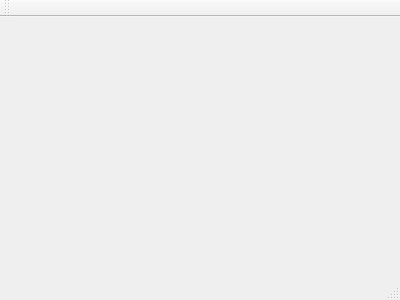
Old version of the form mainwindow.ui in the repository dgitz/icarus_gui.
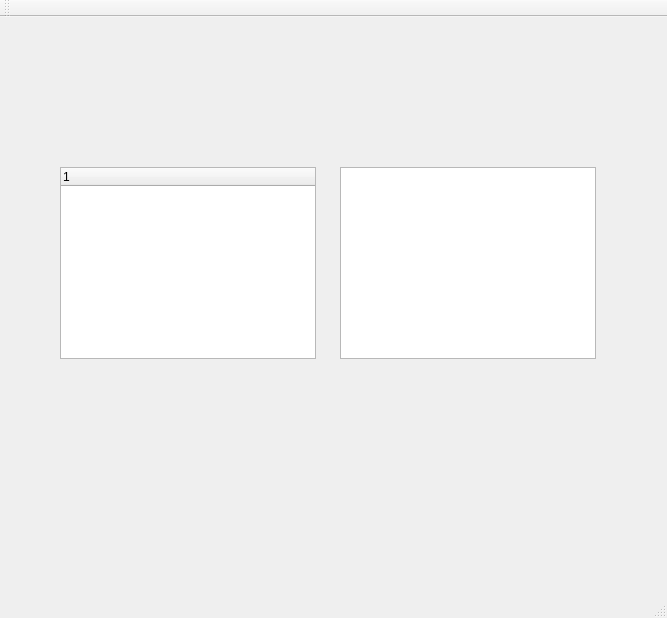
New version of the form.

What changed in the file:
```diff
--- a/mainwindow.ui
+++ b/mainwindow.ui
@@ -1,24 +1,65 @@
 <ui version="4.0">
  <class>MainWindow</class>
- <widget class="QMainWindow" name="MainWindow" >
-  <property name="geometry" >
+ <widget class="QMainWindow" name="MainWindow">
+  <property name="geometry">
    <rect>
     <x>0</x>
     <y>0</y>
-    <width>400</width>
-    <height>300</height>
+    <width>667</width>
+    <height>618</height>
    </rect>
   </property>
   <property name="windowTitle" >
    <string>MainWindow</string>
   </property>
-  <widget class="QMenuBar" name="menuBar" />
-  <widget class="QToolBar" name="mainToolBar" />
-  <widget class="QWidget" name="centralWidget" />
-  <widget class="QStatusBar" name="statusBar" />
+  <widget class="QWidget" name="centralWidget">
+   <widget class="QTreeWidget" name="treeWidget">
+    <property name="geometry">
+     <rect>
+      <x>60</x>
+      <y>150</y>
+      <width>256</width>
+      <height>192</height>
+     </rect>
+    </property>
+    <column>
+     <property name="text">
+      <string notr="true">1</string>
+     </property>
+    </column>
+   </widget>
+   <widget class="QListWidget" name="listWidget">
+    <property name="geometry">
+     <rect>
+      <x>340</x>
+      <y>150</y>
+      <width>256</width>
+      <height>192</height>
+     </rect>
+    </property>
+   </widget>
+  </widget>
+  <widget class="QMenuBar" name="menuBar">
+   <property name="geometry">
+    <rect>
+     <x>0</x>
+     <y>0</y>
+     <width>667</width>
+     <height>20</height>
+    </rect>
+   </property>
+  </widget>
+  <widget class="QToolBar" name="mainToolBar">
+   <attribute name="toolBarArea">
+    <enum>TopToolBarArea</enum>
+   </attribute>
+   <attribute name="toolBarBreak">
+    <bool>false</bool>
+   </attribute>
+  </widget>
+  <widget class="QStatusBar" name="statusBar"/>
  </widget>
- <layoutDefault spacing="6" margin="11" />
- <pixmapfunction></pixmapfunction>
+ <layoutdefault spacing="6" margin="11"/>
  <resources/>
  <connections/>
 </ui>
```
Left out of the diff: 3 changed lines with no effect on the pictures.
